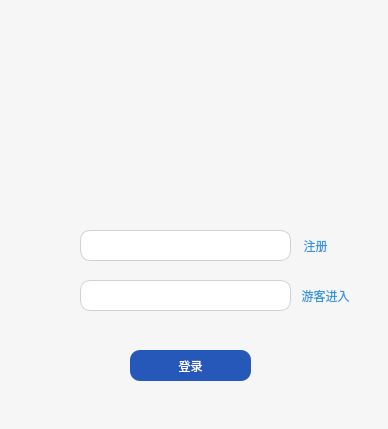
Above: login.ui from Dansheng/FlightSystem before the change. Below: the same form after it.
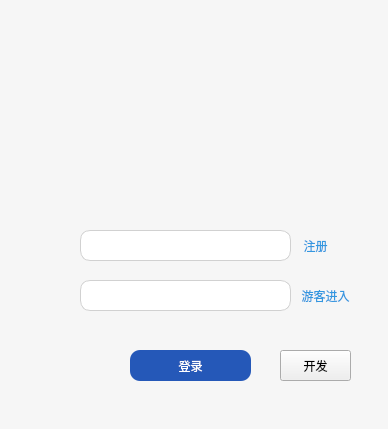
That is the form after the change. Icons and pictures are not drawn.

```diff
--- a/login.ui
+++ b/login.ui
@@ -220,6 +220,19 @@
     <string/>
    </property>
   </widget>
+  <widget class="QPushButton" name="dev">
+   <property name="geometry">
+    <rect>
+     <x>280</x>
+     <y>350</y>
+     <width>71</width>
+     <height>31</height>
+    </rect>
+   </property>
+   <property name="text">
+    <string>开发</string>
+   </property>
+  </widget>
   <zorder>Background</zorder>
   <zorder>Logo</zorder>
   <zorder>UserName_Edit</zorder>
@@ -229,6 +242,7 @@
   <zorder>Login_Button</zorder>
   <zorder>UserName_Label</zorder>
   <zorder>PassWord_Label</zorder>
+  <zorder>dev</zorder>
  </widget>
  <resources/>
  <connections/>
```
